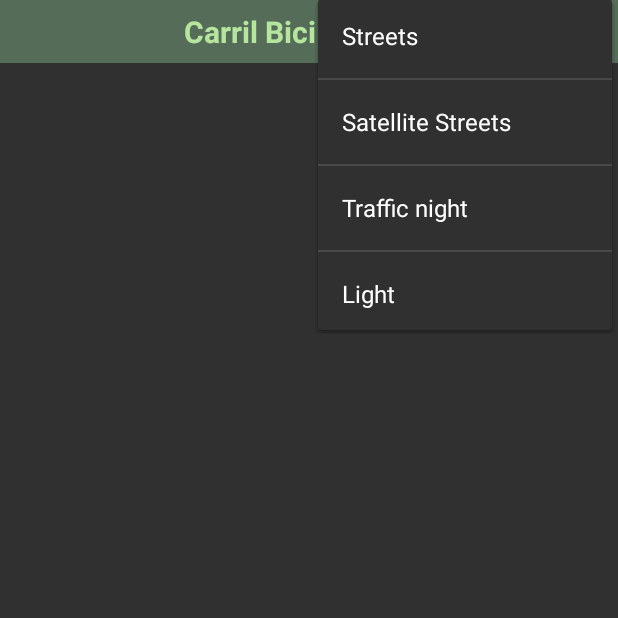
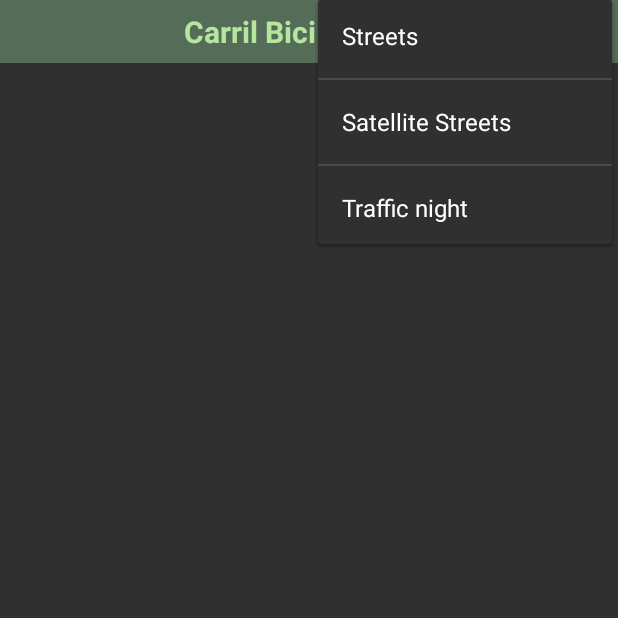
Before and after one commit to SaganAppsDesign/CarrilBiciCadiz, an Android app: the MainActivity screen opened directly, with no data from a screen before it, with the options menu open, on a phone screen of 412 x 824 dp, the top half of it. Run offline under Robolectric (Android 15) with nearby library versions, the phone set to English and light mode, and no system bars; our stand-ins replace AdMob; libraries missing offline, so code that uses them is left out: com.mapbox.android, com.mapbox.mapboxsdk, com.mapbox.pluginscalebar; plain views replace MapView; Roboto replaces fonts that are not available here; 7 statements that could not run were skipped.

Commit message:
Eliminada mapa "Light"

```diff
--- a/app/src/main/res/menu/main.xml
+++ b/app/src/main/res/menu/main.xml
@@ -22,11 +22,4 @@
             android:title="Traffic night"
             app:showAsAction="never" />
     </group>
-    <group android:id="@+id/Light" >
-        <item
-            android:id="@+id/light"
-            android:orderInCategory="100"
-            android:title="Light"
-            app:showAsAction="never" />
-    </group>
 </menu>
```
Also changed, not shown: app/src/main/java/com/appandroid/sagan/bicicadiz/activities/MainActivity.kt (+0 -21 lines), 1 other file.
